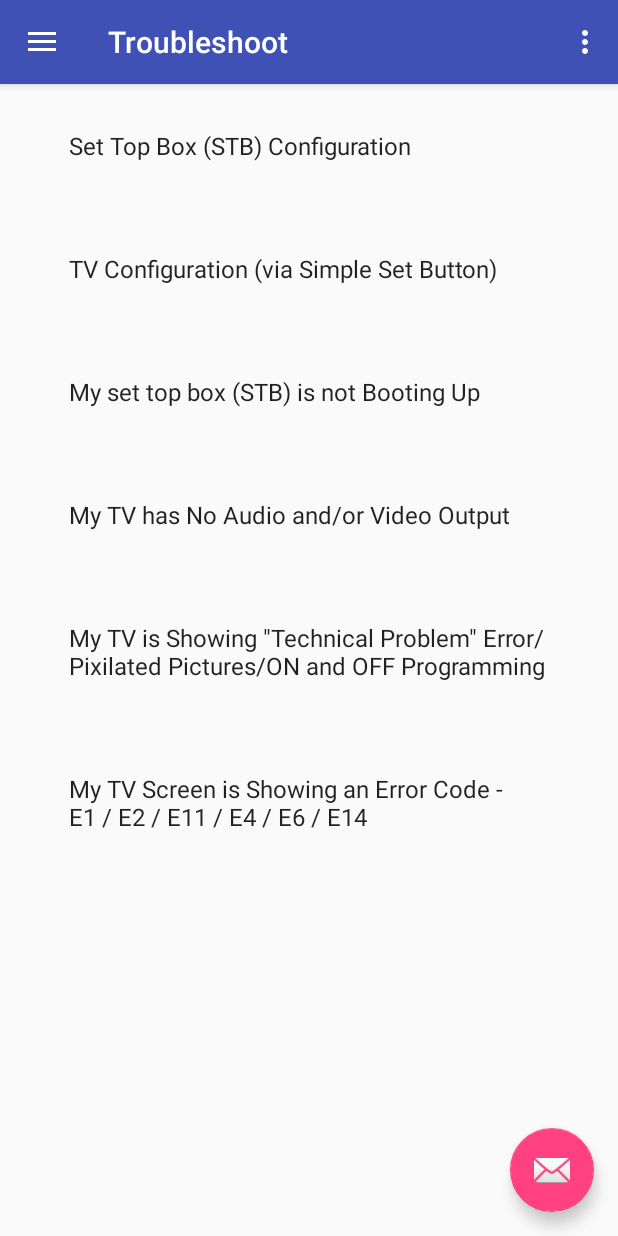
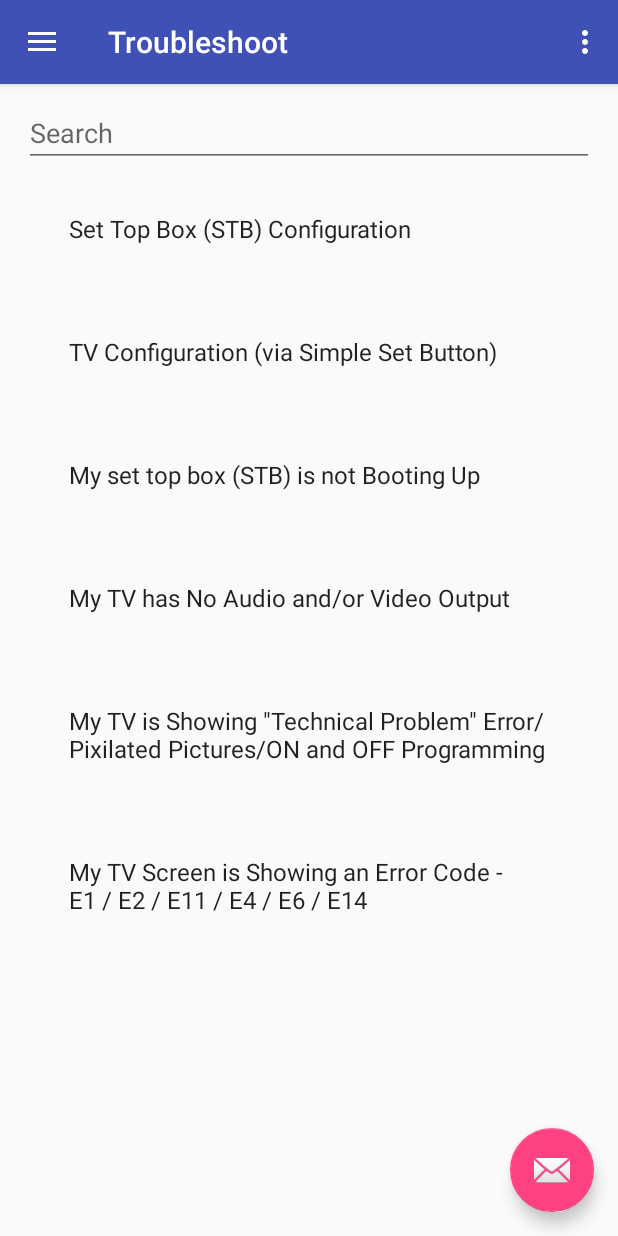
Before and after one commit to deceville/Xpertech, an Android app: the screen it shows after launch (MainActivity), after a tap on "TROUBLESHOOT", on a phone screen of 412 x 824 dp. Run offline under Robolectric (Android 15) with nearby library versions, the phone set to English and light mode, and no system bars.

Commit message:
Troubleshoot Search added

```diff
--- a/app/src/main/java/com/company/xpertech/xpertech/Nav_Fragment/Troubleshoot_Fragment/MyTroubleshootRecyclerViewAdapter.java
+++ b/app/src/main/java/com/company/xpertech/xpertech/Nav_Fragment/Troubleshoot_Fragment/MyTroubleshootRecyclerViewAdapter.java
@@ -14,6 +14,7 @@ import android.widget.TextView;
 import com.company.xpertech.xpertech.R;
 import com.company.xpertech.xpertech.Method.Troubleshoot;
 
+import java.util.ArrayList;
 import java.util.List;
 
 import pl.droidsonroids.gif.GifImageView;
@@ -26,7 +27,7 @@ import pl.droidsonroids.gif.GifImageView;
 public class MyTroubleshootRecyclerViewAdapter extends RecyclerView.Adapter<MyTroubleshootRecyclerViewAdapter.ViewHolder>
         implements TroubleeshootItemFragment.OnFragmentInteractionListener {
 
-    private final List<Troubleshoot> mValues;
+    private List<Troubleshoot> mValues;
     private final TroubleshootFragment.OnListFragmentInteractionListener mListener;
 
     Context ctx;
@@ -172,4 +173,10 @@ public class MyTroubleshootRecyclerViewAdapter extends RecyclerView.Adapter<MyTr
         }
         return "";
     }
+
+    public void filterList(ArrayList<Troubleshoot> list){
+        mValues = (List)list;
+        notifyDataSetChanged();
+
+    }
 }
--- a/app/src/main/java/com/company/xpertech/xpertech/Nav_Fragment/Troubleshoot_Fragment/TroubleshootFragment.java
+++ b/app/src/main/java/com/company/xpertech/xpertech/Nav_Fragment/Troubleshoot_Fragment/TroubleshootFragment.java
@@ -6,9 +6,14 @@ import android.support.v4.app.Fragment;
 import android.support.v7.widget.GridLayoutManager;
 import android.support.v7.widget.LinearLayoutManager;
 import android.support.v7.widget.RecyclerView;
+import android.text.Editable;
+import android.text.TextWatcher;
 import android.view.LayoutInflater;
 import android.view.View;
 import android.view.ViewGroup;
+import android.widget.Adapter;
+import android.widget.EditText;
+import android.widget.LinearLayout;
 
 import com.company.xpertech.xpertech.R;
 import com.company.xpertech.xpertech.Method.Troubleshoot;
@@ -28,6 +33,7 @@ public class TroubleshootFragment extends Fragment {
     // TODO: Customize parameters
     private int mColumnCount = 1;
     private OnListFragmentInteractionListener mListener;
+    MyTroubleshootRecyclerViewAdapter mAdapter;
 
     ArrayList <String> troubleshootTitle;
     ArrayList <Troubleshoot> troubleshootList;
@@ -61,14 +67,7 @@ public class TroubleshootFragment extends Fragment {
 
     }
 
-    @Override
-    public View onCreateView(LayoutInflater inflater, ViewGroup container,
-                             Bundle savedInstanceState) {
-
-        getActivity().setTitle("Troubleshoot");
-
-        final View view = inflater.inflate(R.layout.fragment_troubleshoot_list, container, false);
-
+    public void creatList(){
         troubleshootTitle = new ArrayList<String>();
         troubleshootList = new ArrayList<Troubleshoot>();
 
@@ -79,36 +78,63 @@ public class TroubleshootFragment extends Fragment {
         troubleshootTitle.add("My TV has No Audio and/or Video Output");
         troubleshootTitle.add("My TV is Showing \"Technical Problem\" Error/Pixilated Pictures/ON and OFF Programming");
         troubleshootTitle.add("My TV Screen is Showing an Error Code - E1 / E2 / E11 / E4 / E6 / E14");
+    }
+    @Override
+    public View onCreateView(LayoutInflater inflater, ViewGroup container,
+                             Bundle savedInstanceState) {
+
+        getActivity().setTitle("Troubleshoot");
+
+        final View view = inflater.inflate(R.layout.fragment_troubleshoot_list, container, false);
+
+        creatList();
 
         for (int i = 0; i < troubleshootTitle.size(); i++){
             Troubleshoot trbl = new Troubleshoot(troubleshootTitle.get(i));
             troubleshootList.add(trbl);
         }
 
-
-        // Set the adapter
-        if (view instanceof RecyclerView) {
         Context context = view.getContext();
-            recyclerView = (RecyclerView) view;
+        recyclerView = (RecyclerView) view.findViewById(R.id.list);
         if (mColumnCount <= 1) {
             recyclerView.setLayoutManager(new LinearLayoutManager(context));
         } else {
             recyclerView.setLayoutManager(new GridLayoutManager(context, mColumnCount));
         }
-            recyclerView.setAdapter(new MyTroubleshootRecyclerViewAdapter(troubleshootList, mListener));
+        mAdapter = new MyTroubleshootRecyclerViewAdapter(troubleshootList,mListener);
+        recyclerView.setAdapter(mAdapter);
+
+        EditText editText = (EditText) view.findViewById(R.id.search_text);
+        editText.addTextChangedListener(new TextWatcher() {
+            @Override
+            public void beforeTextChanged(CharSequence charSequence, int i, int i1, int i2) {
+
             }
 
+            @Override
+            public void onTextChanged(CharSequence charSequence, int i, int i1, int i2) {
 
-//        view.setOnClickListener((new View.OnClickListener() {
-//                    @Override
-//                    public void onClick(View v) {
-//                        int itemPosition = recyclerView.getChildAdapterPosition(view);
-//                        String item = troubleshootTitle.get(itemPosition);
-//                        Toast.makeText(getContext(), item, Toast.LENGTH_SHORT).show();
-//                    }
-//                }));
+            }
+
+            @Override
+            public void afterTextChanged(Editable editable) {
+                filter(editable.toString());
+            }
+        });
+
 
         return view;
+    }
+
+    public void filter(String text){
+        ArrayList<Troubleshoot> filtered = new ArrayList<>();
+        for(Troubleshoot item: troubleshootList){
+            if(item.getTitle().toLowerCase().contains(text.toLowerCase())){
+                filtered.add(item);
+            }
+        }
+
+        mAdapter.filterList(filtered);
     }
 
 
--- a/app/src/main/res/layout/fragment_troubleshoot_list.xml
+++ b/app/src/main/res/layout/fragment_troubleshoot_list.xml
@@ -1,14 +1,28 @@
 <?xml version="1.0" encoding="utf-8"?>
+<LinearLayout android:layout_height="wrap_content"
+    android:layout_width="match_parent"
+    android:orientation="vertical"
+    xmlns:android="http://schemas.android.com/apk/res/android"
+    xmlns:tools="http://schemas.android.com/tools">
+
+    <EditText
+        android:layout_width="match_parent"
+        android:layout_height="wrap_content"
+        android:layout_marginLeft="16dp"
+        android:layout_marginRight="16dp"
+        android:layout_marginTop="10dp"
+        android:id="@+id/search_text"
+        android:hint="Search"
+        />
+
     <android.support.v7.widget.RecyclerView
-    xmlns:android="http://schemas.android.com/apk/res/android"
-    xmlns:app="http://schemas.android.com/apk/res-auto"
         xmlns:tools="http://schemas.android.com/tools"
         android:id="@+id/list"
-    android:name="com.company.xpertech.xpertech.TroubleshootFragment"
         android:layout_width="match_parent"
+        android:scrollbars="vertical"
         android:layout_height="match_parent"
         android:layout_marginLeft="16dp"
         android:layout_marginRight="16dp"
-    app:layoutManager="LinearLayoutManager"
-    tools:context="com.company.xpertech.xpertech.Nav_Fragment.Troubleshoot_Fragment.TroubleshootFragment"
-    tools:listitem="@layout/fragment_troubleshoot" />
+       tools:listitem="@layout/fragment_troubleshoot"
+        />
+</LinearLayout>
```
Also changed, not shown: app/build.gradle (line endings or trailing spaces). Lines whose indentation alone changed are shown as unchanged.
